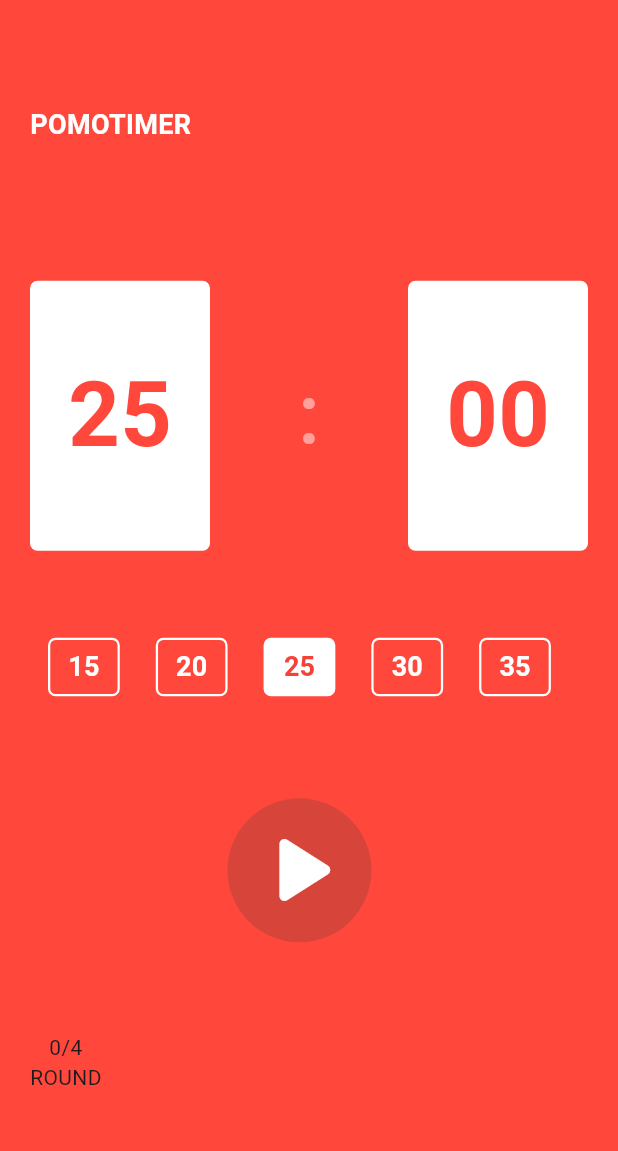
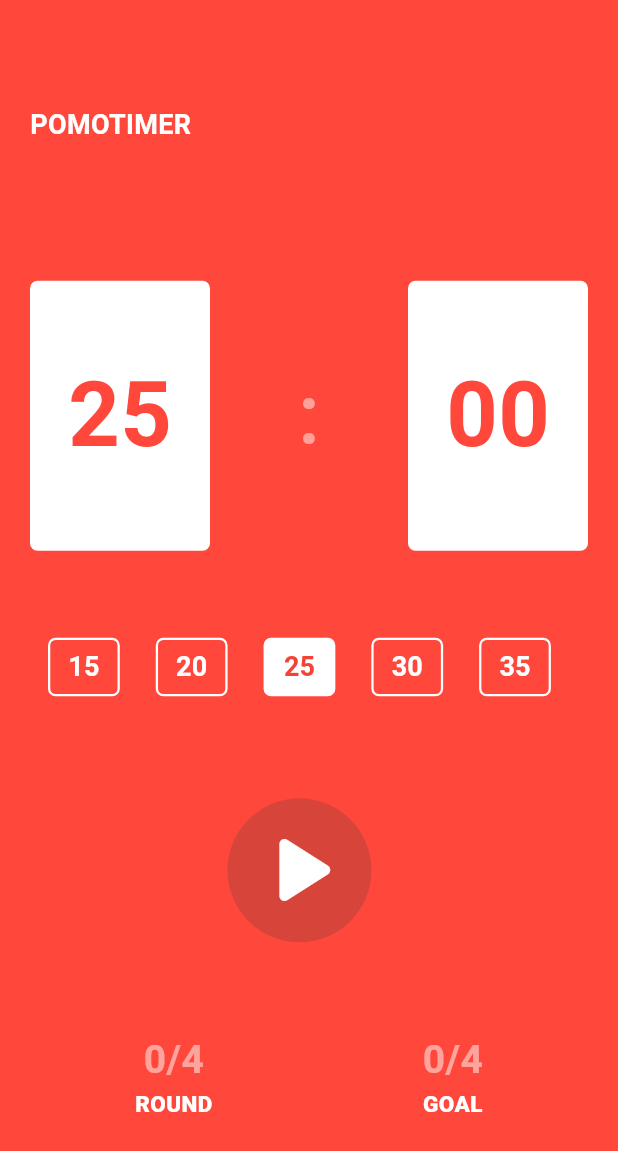
Before and after one commit to kijiwon/flutter-challenges, a Flutter app: the screen it shows after launch, on a phone screen of 412 x 824 dp. Shown: the top 1151 px of the screen. Run offline on Flutter 3.47's test engine with Material 3 defaults, Android fonts, the phone set to English and light mode, and no system bars.

Commit message:
count ui 구현

```diff
--- a/day11_assignment/lib/screens/home_screen.dart
+++ b/day11_assignment/lib/screens/home_screen.dart
@@ -222,11 +222,46 @@ class _HomeScreenState extends State<HomeScreen> {
             Flexible(
               flex: 1,
               child: Row(
+                mainAxisAlignment: MainAxisAlignment.spaceAround,
                 children: [
                   Column(
                     children: [
-                      Text('0/4'),
-                      Text('ROUND'),
+                      Text(
+                        '0/4',
+                        style: TextStyle(
+                          fontSize: 26,
+                          fontWeight: FontWeight.w700,
+                          color: Colors.white.withOpacity(0.5),
+                        ),
+                      ),
+                      const Text(
+                        'ROUND',
+                        style: TextStyle(
+                          fontSize: 15,
+                          fontWeight: FontWeight.w800,
+                          color: Colors.white,
+                        ),
+                      ),
+                    ],
+                  ),
+                  Column(
+                    children: [
+                      Text(
+                        '0/4',
+                        style: TextStyle(
+                          fontSize: 26,
+                          fontWeight: FontWeight.w700,
+                          color: Colors.white.withOpacity(0.5),
+                        ),
+                      ),
+                      const Text(
+                        'GOAL',
+                        style: TextStyle(
+                          fontSize: 15,
+                          fontWeight: FontWeight.w800,
+                          color: Colors.white,
+                        ),
+                      ),
                     ],
                   )
                 ],
```
